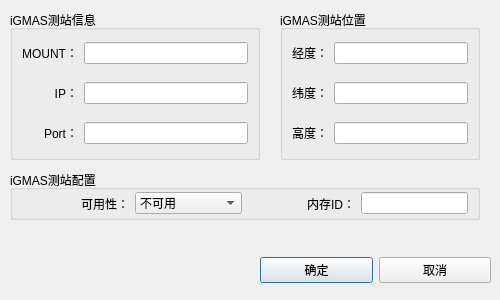
First picture: the form in widget/dialog/modify_igmasstation_dialog.ui, repository yanghang8612/SMAMMainUI, before the edit.
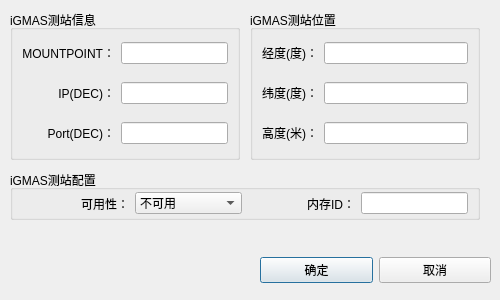
Second picture: the form after the edit.

What changed in the file:
```diff
--- a/widget/dialog/modify_igmasstation_dialog.ui
+++ b/widget/dialog/modify_igmasstation_dialog.ui
@@ -51,9 +51,9 @@
   <widget class="QGroupBox" name="groupBox">
    <property name="geometry">
     <rect>
-     <x>280</x>
+     <x>250</x>
      <y>10</y>
-     <width>200</width>
+     <width>230</width>
      <height>150</height>
     </rect>
    </property>
@@ -70,7 +70,7 @@
     <item row="0" column="0">
      <widget class="QLabel" name="label_4">
       <property name="text">
-       <string>经度：</string>
+       <string>经度(度)：</string>
       </property>
       <property name="alignment">
        <set>Qt::AlignRight|Qt::AlignTrailing|Qt::AlignVCenter</set>
@@ -83,7 +83,7 @@
     <item row="1" column="0">
      <widget class="QLabel" name="label_5">
       <property name="text">
-       <string>纬度：</string>
+       <string>纬度(度)：</string>
       </property>
       <property name="alignment">
        <set>Qt::AlignRight|Qt::AlignTrailing|Qt::AlignVCenter</set>
@@ -96,7 +96,10 @@
     <item row="2" column="0">
      <widget class="QLabel" name="label_6">
       <property name="text">
-       <string>高度：</string>
+       <string>高度(米)：</string>
+      </property>
+      <property name="alignment">
+       <set>Qt::AlignRight|Qt::AlignTrailing|Qt::AlignVCenter</set>
       </property>
      </widget>
     </item>
@@ -110,7 +113,7 @@
     <rect>
      <x>10</x>
      <y>10</y>
-     <width>250</width>
+     <width>230</width>
      <height>150</height>
     </rect>
    </property>
@@ -127,7 +130,7 @@
     <item row="0" column="0">
      <widget class="QLabel" name="label">
       <property name="text">
-       <string>MOUNT：</string>
+       <string>MOUNTPOINT：</string>
       </property>
       <property name="alignment">
        <set>Qt::AlignRight|Qt::AlignTrailing|Qt::AlignVCenter</set>
@@ -140,7 +143,7 @@
     <item row="1" column="0">
      <widget class="QLabel" name="label_2">
       <property name="text">
-       <string>IP：</string>
+       <string>IP(DEC)：</string>
       </property>
       <property name="alignment">
        <set>Qt::AlignRight|Qt::AlignTrailing|Qt::AlignVCenter</set>
@@ -153,7 +156,7 @@
     <item row="2" column="0">
      <widget class="QLabel" name="label_3">
       <property name="text">
-       <string>Port：</string>
+       <string>Port(DEC)：</string>
       </property>
       <property name="alignment">
        <set>Qt::AlignRight|Qt::AlignTrailing|Qt::AlignVCenter</set>
```
